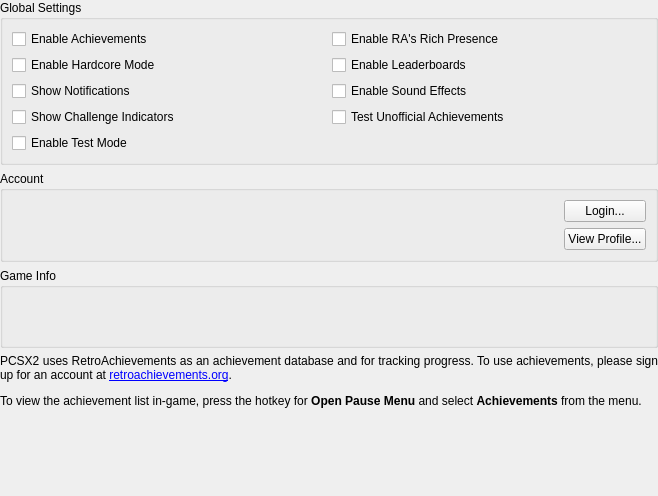
Above: pcsx2-qt/Settings/AchievementSettingsWidget.ui from PCSX2/pcsx2 before the change. Below: the same form after it.
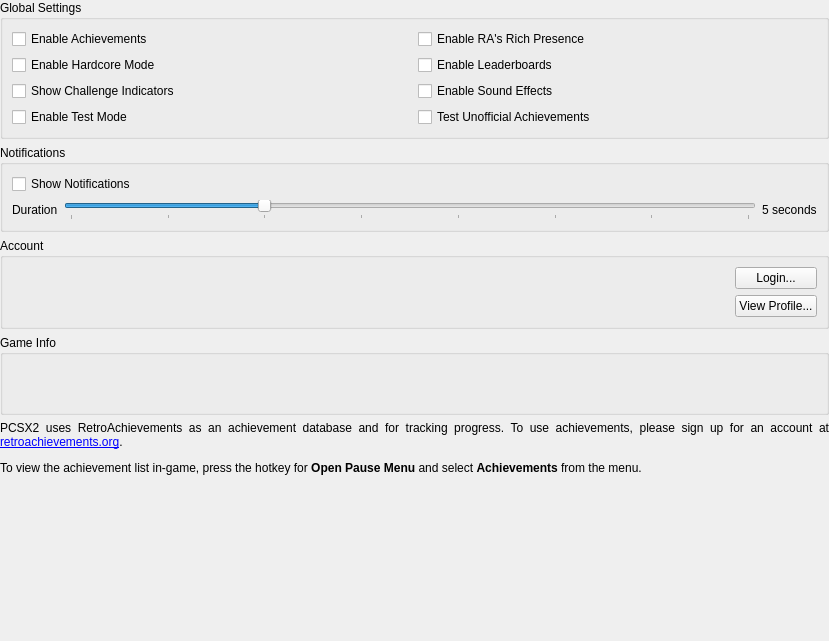
That is the form after the change.

Commit message: RetroAchievements/Qt: Add configurable achievement notification duration

```diff
--- a/pcsx2-qt/Settings/AchievementSettingsWidget.ui
+++ b/pcsx2-qt/Settings/AchievementSettingsWidget.ui
@@ -6,8 +6,8 @@
    <rect>
     <x>0</x>
     <y>0</y>
-    <width>658</width>
-    <height>496</height>
+    <width>829</width>
+    <height>641</height>
    </rect>
   </property>
   <property name="windowTitle">
@@ -39,13 +39,6 @@
         </property>
        </widget>
       </item>
-      <item row="3" column="0">
-       <widget class="QCheckBox" name="primedIndicators">
-        <property name="text">
-         <string>Show Challenge Indicators</string>
-        </property>
-       </widget>
-      </item>
       <item row="0" column="1">
        <widget class="QCheckBox" name="richPresence">
         <property name="text">
@@ -74,13 +67,6 @@
         </property>
        </widget>
       </item>
-      <item row="4" column="0">
-       <widget class="QCheckBox" name="testMode">
-        <property name="text">
-         <string>Enable Test Mode</string>
-        </property>
-       </widget>
-      </item>
       <item row="2" column="1">
        <widget class="QCheckBox" name="soundEffects">
         <property name="text">
@@ -89,12 +75,93 @@
        </widget>
       </item>
       <item row="2" column="0">
+       <widget class="QCheckBox" name="primedIndicators">
+        <property name="text">
+         <string>Show Challenge Indicators</string>
+        </property>
+       </widget>
+      </item>
+      <item row="3" column="0">
+       <widget class="QCheckBox" name="testMode">
+        <property name="text">
+         <string>Enable Test Mode</string>
+        </property>
+       </widget>
+      </item>
+     </layout>
+    </widget>
+   </item>
+   <item>
+    <widget class="QGroupBox" name="notificationBox">
+     <property name="title">
+      <string>Notifications</string>
+     </property>
+     <layout class="QVBoxLayout" name="notifications_box_layout" stretch="0,0">
+      <item>
        <widget class="QCheckBox" name="notifications">
         <property name="text">
          <string>Show Notifications</string>
         </property>
        </widget>
       </item>
+      <item>
+       <layout class="QHBoxLayout" name="notifications_duration_layout" stretch="0,0,0">
+        <property name="leftMargin">
+         <number>0</number>
+        </property>
+        <property name="topMargin">
+         <number>0</number>
+        </property>
+        <property name="rightMargin">
+         <number>0</number>
+        </property>
+        <property name="bottomMargin">
+         <number>0</number>
+        </property>
+        <item>
+         <widget class="QLabel" name="notifications_duration_label">
+          <property name="text">
+           <string>Duration</string>
+          </property>
+         </widget>
+        </item>
+        <item>
+         <widget class="QSlider" name="notifications_duration">
+          <property name="minimum">
+           <number>3</number>
+          </property>
+          <property name="maximum">
+           <number>10</number>
+          </property>
+          <property name="pageStep">
+           <number>1</number>
+          </property>
+          <property name="value">
+           <number>5</number>
+          </property>
+          <property name="orientation">
+           <enum>Qt::Horizontal</enum>
+          </property>
+          <property name="invertedAppearance">
+           <bool>false</bool>
+          </property>
+          <property name="tickPosition">
+           <enum>QSlider::TicksBelow</enum>
+          </property>
+          <property name="tickInterval">
+           <number>1</number>
+          </property>
+         </widget>
+        </item>
+        <item>
+         <widget class="QLabel" name="notifications_duration_seconds">
+          <property name="text">
+           <string>5 seconds</string>
+          </property>
+         </widget>
+        </item>
+       </layout>
+      </item>
      </layout>
     </widget>
    </item>
```
The commit also changes 6 other files.
